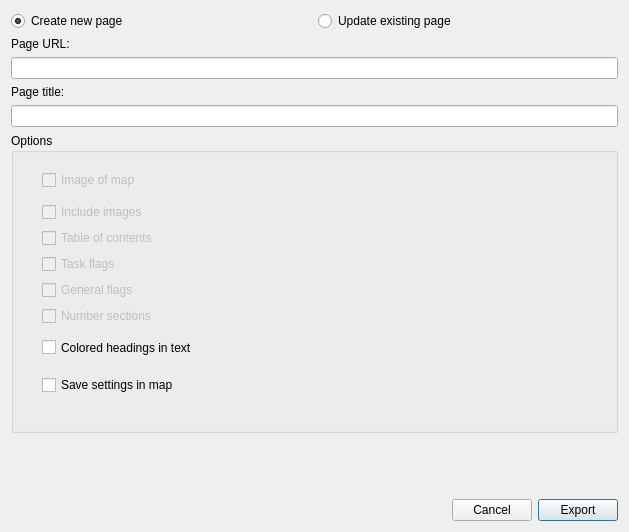
insilmaril/vym, file forms/export-confluence-dialog.ui: the form before one commit.
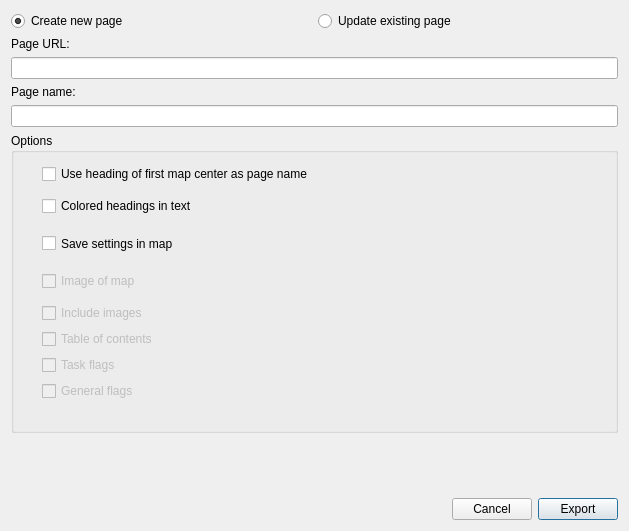
The form after the commit.

Commit message:
Feature: Use heading of mapcenter as pagename in Confluence export
- If set, the heading of the first mapcenter is used
- Additionally some variables have been renamed

```diff
--- a/forms/export-confluence-dialog.ui
+++ b/forms/export-confluence-dialog.ui
@@ -7,7 +7,7 @@
     <x>0</x>
     <y>0</y>
     <width>629</width>
-    <height>532</height>
+    <height>531</height>
    </rect>
   </property>
   <property name="sizePolicy">
@@ -107,7 +107,7 @@
    <item>
     <widget class="QLabel" name="pageTitleLabel">
      <property name="text">
-      <string notr="true">Page title:</string>
+      <string notr="true">Page name:</string>
      </property>
     </widget>
    </item>
@@ -153,6 +153,42 @@
        <property name="sizeConstraint">
         <enum>QLayout::SetMinimumSize</enum>
        </property>
+       <item>
+        <widget class="QCheckBox" name="mapCenterToPageNameCheckBox">
+         <property name="enabled">
+          <bool>true</bool>
+         </property>
+         <property name="text">
+          <string>Use heading of first map center as page name</string>
+         </property>
+        </widget>
+       </item>
+       <item>
+        <widget class="QCheckBox" name="textColorCheckBox">
+         <property name="sizePolicy">
+          <sizepolicy hsizetype="Minimum" vsizetype="Minimum">
+           <horstretch>0</horstretch>
+           <verstretch>0</verstretch>
+          </sizepolicy>
+         </property>
+         <property name="text">
+          <string>Colored headings in text</string>
+         </property>
+        </widget>
+       </item>
+       <item>
+        <widget class="QCheckBox" name="saveSettingsInMapCheckBox">
+         <property name="sizePolicy">
+          <sizepolicy hsizetype="Minimum" vsizetype="Minimum">
+           <horstretch>0</horstretch>
+           <verstretch>0</verstretch>
+          </sizepolicy>
+         </property>
+         <property name="text">
+          <string>Save settings in map</string>
+         </property>
+        </widget>
+       </item>
        <item>
         <widget class="QCheckBox" name="imageCheckBox">
          <property name="enabled">
@@ -209,42 +245,6 @@
          </property>
         </widget>
        </item>
-       <item>
-        <widget class="QCheckBox" name="numberingCheckBox">
-         <property name="enabled">
-          <bool>false</bool>
-         </property>
-         <property name="text">
-          <string>Number sections</string>
-         </property>
-        </widget>
-       </item>
-       <item>
-        <widget class="QCheckBox" name="textColorCheckBox">
-         <property name="sizePolicy">
-          <sizepolicy hsizetype="Minimum" vsizetype="Minimum">
-           <horstretch>0</horstretch>
-           <verstretch>0</verstretch>
-          </sizepolicy>
-         </property>
-         <property name="text">
-          <string>Colored headings in text</string>
-         </property>
-        </widget>
-       </item>
-       <item>
-        <widget class="QCheckBox" name="saveSettingsInMapCheckBox">
-         <property name="sizePolicy">
-          <sizepolicy hsizetype="Minimum" vsizetype="Minimum">
-           <horstretch>0</horstretch>
-           <verstretch>0</verstretch>
-          </sizepolicy>
-         </property>
-         <property name="text">
-          <string>Save settings in map</string>
-         </property>
-        </widget>
-       </item>
       </layout>
      </widget>
     </widget>
```
Left out of the diff: 8 changed lines with no effect on the pictures. The commit also changes 9 other files.
